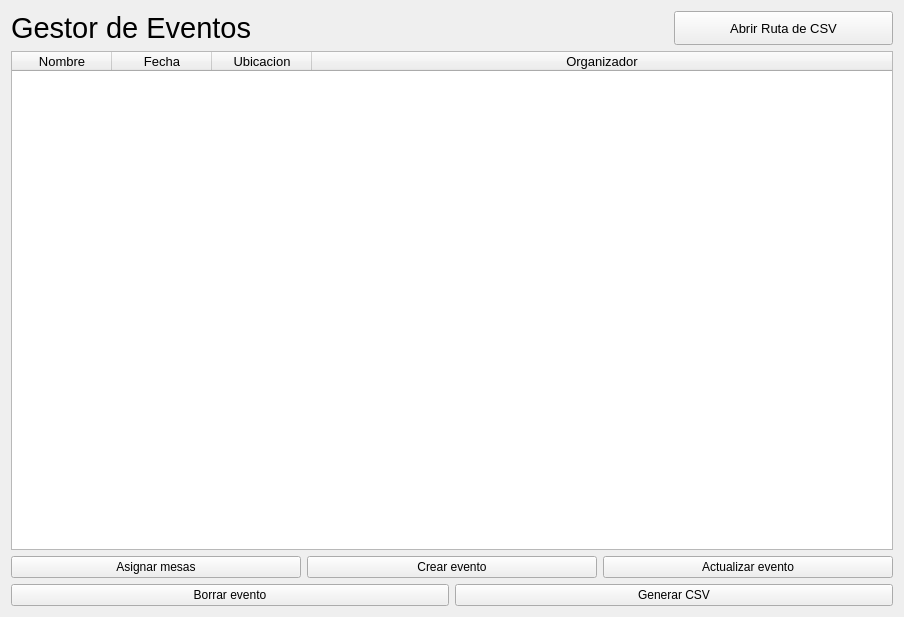
Before: the Qt Designer form Interfaces/CrudEvento.ui in roblesgg/GestionEventos, drawn with Qt 5.
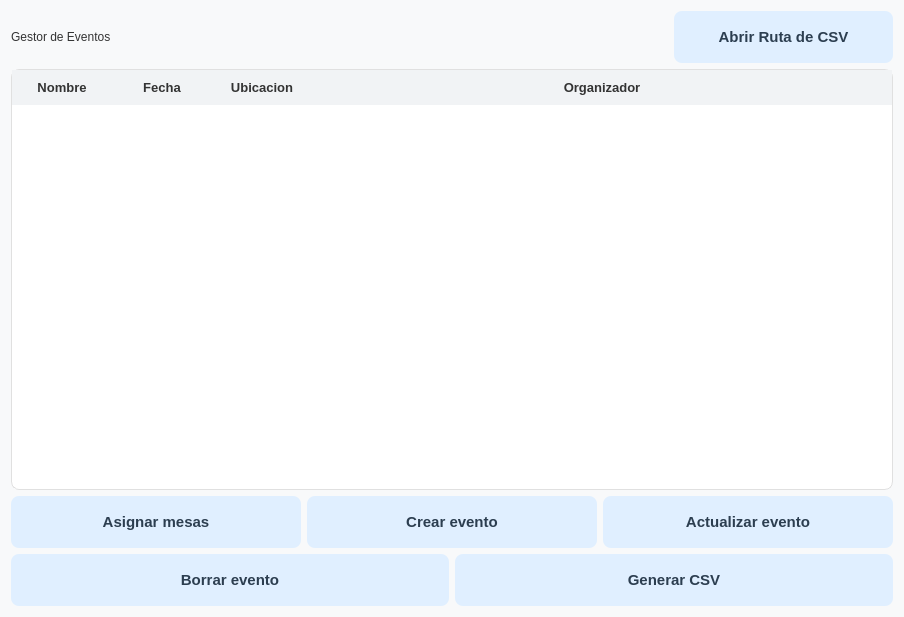
After: the same form once the commit is applied.

Diff of the .ui file:
```diff
--- a/Interfaces/CrudEvento.ui
+++ b/Interfaces/CrudEvento.ui
@@ -13,46 +13,86 @@
   <property name="windowTitle">
    <string>Gestor de Eventos</string>
   </property>
+  
+  <property name="styleSheet">
+   <string>
+/* --- Estilo General --- */
+QWidget {
+    font-family: 'Segoe UI', 'Arial', 'sans-serif';
+    background-color: #F8F9FA; /* Un blanco roto muy suave */
+    color: #333333; /* Texto oscuro principal */
+}
+
+/* --- Títulos --- */
+QLabel[objectName^="TitleLabel"] {
+    font-size: 24pt;
+    font-weight: bold;
+    color: #2C3E50; /* Un azul oscuro */
+    padding-bottom: 10px;
+    background-color: transparent; /* Títulos sin fondo */
+}
+
+/* --- Botones Principales --- */
+QPushButton {
+    background-color: #E0EFFF; /* Azul pastel */
+    color: #2C3E50;
+    font-size: 11pt;
+    font-weight: bold;
+    border: none;
+    border-radius: 8px; /* ¡ESQUINAS REDONDEADAS! */
+    padding: 12px 18px;
+    min-height: 28px;
+}
+
+QPushButton:hover {
+    background-color: #C6DFFF; /* Un poco más oscuro al pasar el ratón */
+}
+
+QPushButton:pressed {
+    background-color: #B0D0FF; /* Al presionar */
+}
+
+/* --- Botones de "Peligro" (Borrar) --- */
+QPushButton[objectName="DeleteEvent_Btn"] { /* Específico para tu botón */
+    background-color: #FFEBEE; /* Rosa pastel */
+    color: #D32F2F; /* Rojo oscuro */
+}
+
+QPushButton[objectName="DeleteEvent_Btn"]:hover {
+    background-color: #FFCDD2;
+}
+
+/* --- Tablas --- */
+QTableWidget {
+    background-color: #FFFFFF;
+    border: 1px solid #E0E0E0;
+    gridline-color: #E0E0E0; /* Color de la cuadrícula */
+    border-radius: 8px; /* ESQUINAS REDONDEADAS */
+}
+
+/* --- Cabeceras de Tablas --- */
+QHeaderView::section {
+    background-color: #F1F3F5; /* Un gris muy claro para cabeceras */
+    padding: 8px;
+    border: none;
+    font-weight: bold;
+    font-size: 10pt;
+}
+   </string>
+  </property>
+  
   <layout class="QVBoxLayout" name="verticalLayout" stretch="0,10,0">
    <item>
     <layout class="QHBoxLayout" name="horizontalLayout" stretch="3,1">
      <item>
-      <widget class="QLabel" name="label">
-       <property name="sizePolicy">
-        <sizepolicy hsizetype="Expanding" vsizetype="Minimum">
-         <horstretch>0</horstretch>
-         <verstretch>0</verstretch>
-        </sizepolicy>
-       </property>
-       <property name="font">
-        <font>
-         <pointsize>22</pointsize>
-        </font>
-       </property>
-       <property name="frameShape">
-        <enum>QFrame::NoFrame</enum>
-       </property>
-       <property name="frameShadow">
-        <enum>QFrame::Plain</enum>
-       </property>
+      <widget class="QLabel" name="TitleLabel_Dashboard">
        <property name="text">
         <string>Gestor de Eventos</string>
        </property>
       </widget>
      </item>
      <item>
-      <widget class="QPushButton" name="pushButton">
-       <property name="sizePolicy">
-        <sizepolicy hsizetype="Expanding" vsizetype="Expanding">
-         <horstretch>0</horstretch>
-         <verstretch>0</verstretch>
-        </sizepolicy>
-       </property>
-       <property name="font">
-        <font>
-         <pointsize>10</pointsize>
-        </font>
-       </property>
+      <widget class="QPushButton" name="OpenCSVPath_Btn">
        <property name="text">
         <string>Abrir Ruta de CSV</string>
        </property>
@@ -63,36 +103,16 @@
    <item>
     <layout class="QVBoxLayout" name="verticalLayout_2">
      <item>
-      <widget class="QTableWidget" name="tblEventos">
-       <property name="font">
-        <font>
-         <pointsize>10</pointsize>
-        </font>
-       </property>
+      <widget class="QTableWidget" name="EventList_Table">
        <property name="selectionMode">
         <enum>QAbstractItemView::SingleSelection</enum>
        </property>
        <property name="selectionBehavior">
         <enum>QAbstractItemView::SelectRows</enum>
        </property>
-       <property name="showGrid">
-        <bool>false</bool>
-       </property>
-       <property name="sortingEnabled">
-        <bool>true</bool>
-       </property>
-       <attribute name="horizontalHeaderVisible">
-        <bool>true</bool>
-       </attribute>
-       <attribute name="horizontalHeaderHighlightSections">
-        <bool>false</bool>
-       </attribute>
        <attribute name="horizontalHeaderStretchLastSection">
         <bool>true</bool>
        </attribute>
-       <attribute name="verticalHeaderVisible">
-        <bool>false</bool>
-       </attribute>
        <column>
         <property name="text">
          <string>Nombre</string>
@@ -122,39 +142,21 @@
      <item>
       <layout class="QHBoxLayout" name="horizontalLayout_Botones1">
        <item>
-        <widget class="QPushButton" name="btnAsignarMesas">
-         <property name="sizePolicy">
-          <sizepolicy hsizetype="Expanding" vsizetype="Fixed">
-           <horstretch>0</horstretch>
-           <verstretch>0</verstretch>
-          </sizepolicy>
-         </property>
+        <widget class="QPushButton" name="AssignTables_Btn">
          <property name="text">
           <string>Asignar mesas</string>
          </property>
         </widget>
        </item>
        <item>
-        <widget class="QPushButton" name="btnCrearEvento">
-         <property name="sizePolicy">
-          <sizepolicy hsizetype="Expanding" vsizetype="Fixed">
-           <horstretch>0</horstretch>
-           <verstretch>0</verstretch>
-          </sizepolicy>
-         </property>
+        <widget class="QPushButton" name="CreateEvent_Btn">
          <property name="text">
           <string>Crear evento</string>
          </property>
         </widget>
        </item>
        <item>
-        <widget class="QPushButton" name="btnActualizarEvento">
-         <property name="sizePolicy">
-          <sizepolicy hsizetype="Expanding" vsizetype="Fixed">
-           <horstretch>0</horstretch>
-           <verstretch>0</verstretch>
-          </sizepolicy>
-         </property>
+        <widget class="QPushButton" name="UpdateEvent_Btn">
          <property name="text">
           <string>Actualizar evento</string>
          </property>
@@ -165,26 +167,14 @@
      <item>
       <layout class="QHBoxLayout" name="horizontalLayout_Botones2">
        <item>
-        <widget class="QPushButton" name="btnBorrarEvento">
-         <property name="sizePolicy">
-          <sizepolicy hsizetype="Expanding" vsizetype="Fixed">
-           <horstretch>0</horstretch>
-           <verstretch>0</verstretch>
-          </sizepolicy>
-         </property>
+        <widget class="QPushButton" name="DeleteEvent_Btn">
          <property name="text">
           <string>Borrar evento</string>
          </property>
         </widget>
        </item>
        <item>
-        <widget class="QPushButton" name="btnGenerarCSV">
-         <property name="sizePolicy">
-          <sizepolicy hsizetype="Expanding" vsizetype="Fixed">
-           <horstretch>0</horstretch>
-           <verstretch>0</verstretch>
-          </sizepolicy>
-         </property>
+        <widget class="QPushButton" name="GenerateCSV_Btn">
          <property name="text">
           <string>Generar CSV</string>
          </property>
```
Left out of the diff: 2 changed lines with no effect on the pictures.
